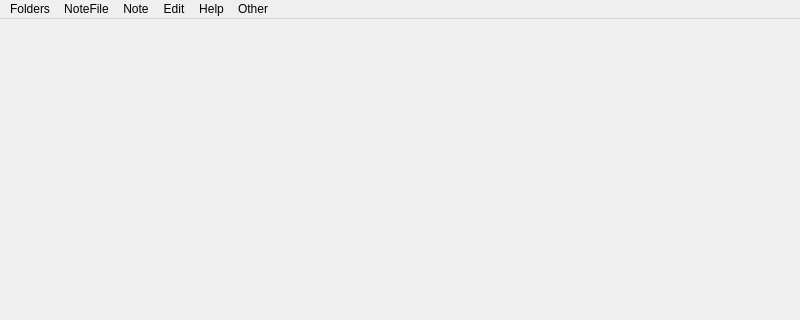
This is misliwindow.ui in v-ko/pamet as Qt 5 draws it before an edit; both pictures show x 0 to 800 and y 0 to 320 of the 800 by 600 pixel window. The edited form follows.
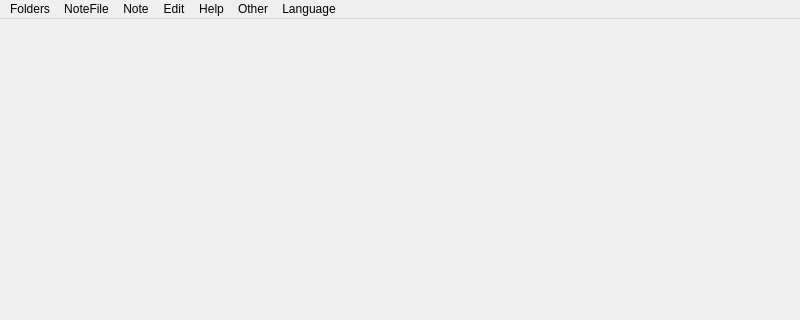
This is the edited form.

```diff
--- a/misliwindow.ui
+++ b/misliwindow.ui
@@ -22,7 +22,7 @@
      <x>0</x>
      <y>0</y>
      <width>800</width>
-     <height>27</height>
+     <height>29</height>
     </rect>
    </property>
    <widget class="QMenu" name="menuEdit">
@@ -112,12 +112,20 @@
     <addaction name="actionSearch"/>
     <addaction name="actionJump_to_nearest_note"/>
    </widget>
+   <widget class="QMenu" name="menuLanguage">
+    <property name="title">
+     <string>Language</string>
+    </property>
+    <addaction name="actionBulgarian"/>
+    <addaction name="actionEnglish"/>
+   </widget>
    <addaction name="menuFolders"/>
    <addaction name="menuNoteFile"/>
    <addaction name="menuNote"/>
    <addaction name="menuEdit"/>
    <addaction name="menuHelp"/>
    <addaction name="menuOther"/>
+   <addaction name="menuLanguage"/>
   </widget>
   <action name="actionCopy">
    <property name="text">
```
Left out of the diff: 14 changed lines with no effect on the pictures.
